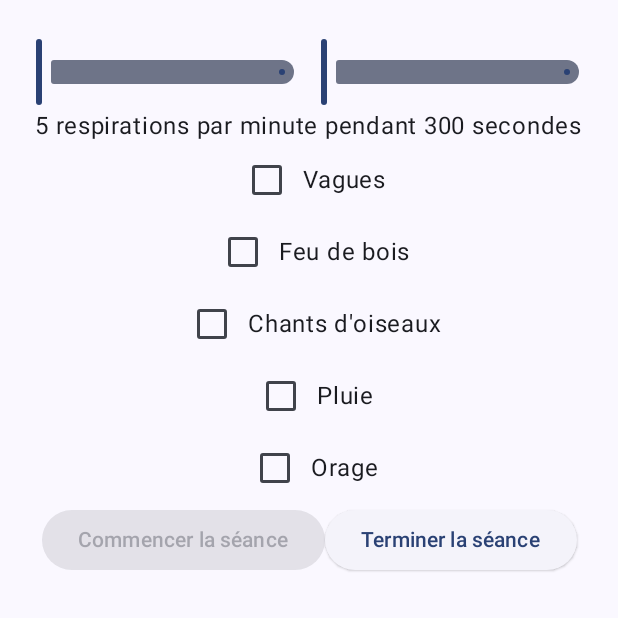
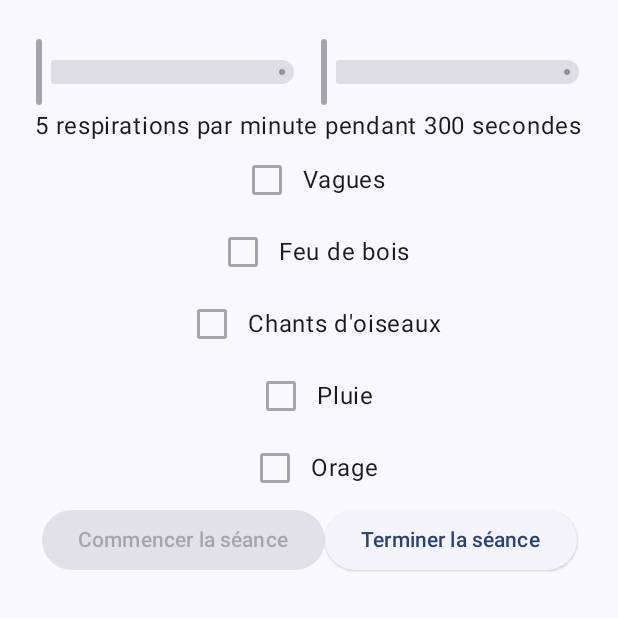
Before and after one commit to Supre-le-sucre/Cardiac-Coherence, an Android app built with Jetpack Compose: the screen it shows after launch (MainActivity), after a tap on "Commencer la séance", on a phone screen of 412 x 824 dp, the top half of it. Run offline under Robolectric (Android 15) with nearby library versions, the phone set to English and light mode, and no system bars.

Commit message:
Respiration Cycle logic implemented, fix wrong scope for SetupSession.kt

```diff
--- a/app/src/main/AndroidManifest.xml
+++ b/app/src/main/AndroidManifest.xml
@@ -11,12 +11,14 @@
         android:roundIcon="@mipmap/ic_launcher_round"
         android:supportsRtl="true"
         android:theme="@style/Theme.CohérenceCardiaque"
+        android:attributionTags="media_playback"
         tools:targetApi="31">
         <activity
             android:name=".MainActivity"
             android:exported="true"
             android:label="@string/app_name"
-            android:theme="@style/Theme.CohérenceCardiaque">
+            android:theme="@style/Theme.CohérenceCardiaque"
+            android:attributionTags="media_playback">
             <intent-filter>
                 <action android:name="android.intent.action.MAIN" />
 
--- a/app/src/main/java/fr/supre/cardiac_coherence/MainActivity.kt
+++ b/app/src/main/java/fr/supre/cardiac_coherence/MainActivity.kt
@@ -12,7 +12,6 @@ import androidx.compose.material3.Text
 import androidx.compose.runtime.Composable
 import androidx.compose.ui.Modifier
 import androidx.compose.ui.graphics.Color
-import androidx.compose.ui.tooling.preview.Preview
 import androidx.compose.ui.unit.dp
 import fr.supre.cardiac_coherence.ui.theme.CardiacCoherenceTheme
 
--- a/app/src/main/java/fr/supre/cardiac_coherence/Session.kt
+++ b/app/src/main/java/fr/supre/cardiac_coherence/Session.kt
@@ -2,6 +2,8 @@ package fr.supre.cardiac_coherence
 
 import android.content.Context
 import android.media.MediaPlayer
+import android.os.Build
+import androidx.annotation.RequiresApi
 import java.util.Timer
 import kotlin.concurrent.timer
 
@@ -21,6 +23,22 @@ class Session(val context: Context, var respPerMin: Float,  var duration: Int, v
 
     var sessionTimer: Timer? = null
 
+    @RequiresApi(Build.VERSION_CODES.R)
+    val contextWithTag = context.createAttributionContext("media_playback")
+
+
+    val mediaPlayers: ArrayList<MediaPlayer> = if(Build.VERSION.SDK_INT >= Build.VERSION_CODES.R) {
+        arrayListOf(
+            MediaPlayer.create(contextWithTag, R.raw.inspire),
+            MediaPlayer.create(contextWithTag, R.raw.expire)
+        )
+    } else {
+        arrayListOf(
+            MediaPlayer.create(context, R.raw.inspire),
+            MediaPlayer.create(context, R.raw.expire)
+        )
+    }
+
     fun start() {
         println("Starting $respPerMin resp/min for $duration using $sounds")
         var msElapsed = -30
@@ -35,9 +53,7 @@ class Session(val context: Context, var respPerMin: Float,  var duration: Int, v
                 else {
 
                     if(!audioStarted) {
-                        var mediaPlayer = MediaPlayer.create(context, R.raw.waves)
-                        mediaPlayer.start()
-                        println("audio started")
+                        respCycle()
                         audioStarted = true
                     }
                 }
@@ -50,4 +66,34 @@ class Session(val context: Context, var respPerMin: Float,  var duration: Int, v
         sessionTimer?.cancel()
     }
 
+    private fun respCycle() {
+        val durationOfOneResp = (60/respPerMin)/2
+        val timeOfCycle: Long = (durationOfOneResp*1000).toLong()
+        var timeLeft = duration.toFloat()
+
+        var inspiration = true
+        val cycleTimer = timer(name="respCycle", period = timeOfCycle, action= {
+            println("running")
+            if(inspiration) {
+
+                mediaPlayers[0].start()
+                inspiration = false
+            }
+
+            else {
+
+                mediaPlayers[1].start()
+                inspiration = true
+            }
+            timeLeft-=durationOfOneResp
+
+            if(timeLeft < 0 && inspiration) {
+                cancel()
+                println("ended $timeLeft")
+            }
+        })
+
+    }
+
+
 }
--- a/app/src/main/java/SetupSession.kt
+++ b/app/src/main/java/fr/supre/cardiac_coherence/SetupSession.kt
@@ -16,6 +16,7 @@ import androidx.compose.runtime.getValue
 import androidx.compose.runtime.mutableFloatStateOf
 import androidx.compose.runtime.mutableIntStateOf
 import androidx.compose.runtime.mutableStateMapOf
+import androidx.compose.runtime.mutableStateOf
 import androidx.compose.runtime.remember
 import androidx.compose.runtime.setValue
 import androidx.compose.ui.Alignment
@@ -26,38 +27,37 @@ import kotlin.math.abs
 class SetupSession(val context: Context, val modifier: Modifier) {
 
     val soundSelected= mutableStateMapOf<Sounds, Boolean>()
-    var sessionOnGoing = mutableIntStateOf(0)
-    var currentSession: Session? = null
+
 
     @Composable
     fun InitialSetupParams(initialRespPerMin: Float, initialDuration: Int){
         var currRespPerMin by remember { mutableFloatStateOf(initialRespPerMin) }
         var currDuration by remember { mutableIntStateOf(initialDuration) }
-        var sessionOnGoing by remember { sessionOnGoing }
+        var currentSession by remember { mutableStateOf<Session?>(null) }
         Column(
-            modifier = Modifier.wrapContentSize(),
+            modifier = Modifier.Companion.wrapContentSize(),
             verticalArrangement = Arrangement.Center,
-            horizontalAlignment = Alignment.CenterHorizontally
-            ) {
+            horizontalAlignment = Alignment.Companion.CenterHorizontally
+        ) {
 
             Row {
 
                 Slider(
-                    value= currRespPerMin,
+                    value = currRespPerMin,
                     onValueChange = { currRespPerMin = it },
                     steps = 0,
-                    valueRange=5f..10f,
-                    enabled=true,
-                    modifier = modifier.weight(1f).padding(top=24.dp, start=24.dp, end=8.dp)
+                    valueRange = 5f..10f,
+                    enabled = currentSession == null,
+                    modifier = modifier.weight(1f).padding(top = 24.dp, start = 24.dp, end = 8.dp)
                 )
 
                 Slider(
-                    value= currDuration.toFloat(),
-                    onValueChange = {currDuration = snapToNextMultiple(it)},
+                    value = currDuration.toFloat(),
+                    onValueChange = { currDuration = snapToNextMultiple(it) },
                     steps = 0,
-                    valueRange=300f..600f,
-                    enabled=true,
-                    modifier = modifier.weight(1f).padding(top=24.dp, start=8.dp, end=24.dp)
+                    valueRange = 300f..600f,
+                    enabled = currentSession == null,
+                    modifier = modifier.weight(1f).padding(top = 24.dp, start = 8.dp, end = 24.dp)
                 )
 
             }
@@ -72,13 +72,13 @@ class SetupSession(val context: Context, val modifier: Modifier) {
 
             for (s in Sounds.entries) {
                 Row(
-                    verticalAlignment = Alignment.CenterVertically,
+                    verticalAlignment = Alignment.Companion.CenterVertically,
 
-                ) {
+                    ) {
                     Checkbox(
                         checked = (soundSelected[s] == true),
                         onCheckedChange = { soundSelected[s] = it },
-
+                        enabled = currentSession == null
                     )
 
                     Text(s.stringToShow)
@@ -87,14 +87,14 @@ class SetupSession(val context: Context, val modifier: Modifier) {
 
             Row {
                 ElevatedButton(
-                    enabled = sessionOnGoing == 0,
+                    enabled = currentSession == null,
 
                     onClick = {
-                        sessionOnGoing = 1
-
+                        val df = DecimalFormat("#.#")
+                        val respPerMinFormated: Float = df.format(currRespPerMin).toFloat()
                         currentSession = Session(
                             context,
-                            currRespPerMin,
+                            respPerMinFormated,
                             currDuration,
                             soundSelected.filterKeys { soundSelected[it] == true }.keys
                         )
@@ -107,12 +107,12 @@ class SetupSession(val context: Context, val modifier: Modifier) {
                     Text("Commencer la séance")
                 }
                 ElevatedButton(
-                    enabled = sessionOnGoing == 1,
+                    enabled = currentSession != null,
 
                     onClick = {
-                        sessionOnGoing = 0
 
                         currentSession?.stop()
+                        currentSession = null
 
 
                     },
@@ -123,10 +123,9 @@ class SetupSession(val context: Context, val modifier: Modifier) {
             }
 
 
-
-
         }
     }
+
 
     /**
      * Makes the element snap to the next multiple given
@@ -141,7 +140,7 @@ class SetupSession(val context: Context, val modifier: Modifier) {
 
         while(multiple < value) { multiple += next }
 
-        if (abs(value - multiple) < abs(value - multiple+next)) {
+        if (abs(value - multiple) < abs(value - multiple + next)) {
             return multiple
         }
         return multiple-next
--- a/app/src/main/java/fr/supre/cardiac_coherence/Sounds.kt
+++ b/app/src/main/java/fr/supre/cardiac_coherence/Sounds.kt
@@ -1,11 +1,11 @@
 package fr.supre.cardiac_coherence
 
-enum class Sounds(val stringToShow: String) {
+enum class Sounds(val stringToShow: String, val resId: Int) {
 
-    WAVES("Vagues"),
-    FIREPLACE("Feu de bois"),
-    BIRDS("Chants d'oiseaux"),
-    RAIN("Pluie"),
-    THUNDER("Orage")
+    WAVES("Vagues", R.raw.waves),
+    FIREPLACE("Feu de bois", R.raw.waves),
+    BIRDS("Chants d'oiseaux", R.raw.waves),
+    RAIN("Pluie", R.raw.waves),
+    THUNDER("Orage", R.raw.waves)
 
 }
```
